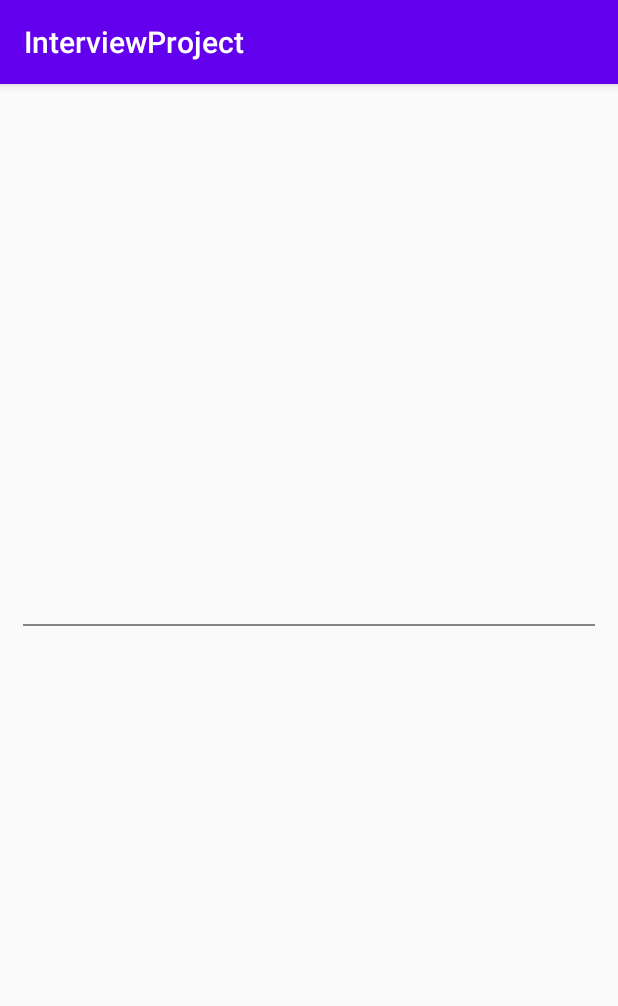
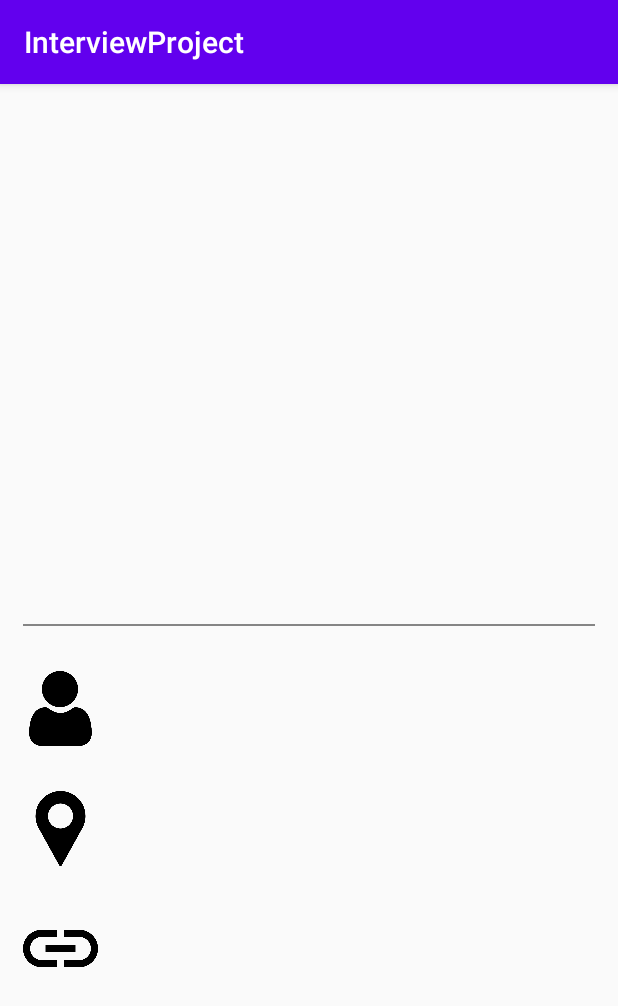
Before and after one commit to MichaelLin-TPE/GitHubGetUserApi, an Android app: the DetailActivity screen opened directly, with no data from a screen before it, on a phone screen of 412 x 824 dp. Shown: the top 1006 px of the screen. Run offline under Robolectric (Android 15) with nearby library versions, the phone set to English and light mode, and no system bars; our stand-ins replace data binding; plain views replace RoundedImageView.

Commit message:
Android InterviewProject Commit : Design DetailActivity UI

```diff
--- a/app/src/main/java/com/interview/interviewproject/detail/DetailViewModel.kt
+++ b/app/src/main/java/com/interview/interviewproject/detail/DetailViewModel.kt
@@ -30,6 +30,9 @@ class DetailViewModel(private val detailRepository: DetailRepository) : ViewMode
             Log.i("Michael","userName : ${users.name}")
             userNameLiveData.value = users.name
             userPhotoLiveData.value = users.avatarUrl
+            if (users.bio != null){
+                userBioLiveData.value = users.bio
+            }
         }
 
         override fun onFail(errorMessage: String) {
--- a/app/src/main/java/com/interview/interviewproject/json_object/Users.kt
+++ b/app/src/main/java/com/interview/interviewproject/json_object/Users.kt
@@ -5,6 +5,9 @@ import java.io.Serializable
 
 class Users : Serializable {
 
+
+    @SerializedName("bio")
+    var bio :String = ""
     @SerializedName("login")
     var login :String = ""
     @SerializedName("id")
--- a/app/src/main/res/layout/activity_detail.xml
+++ b/app/src/main/res/layout/activity_detail.xml
@@ -42,6 +42,7 @@
         <TextView
             android:id="@+id/detail_user_bio"
             android:textSize="@dimen/detail_user_name_size"
+            android:text="@{vm.userBioLiveData}"
             app:layout_constraintTop_toBottomOf="@id/detail_user_name"
             app:layout_constraintLeft_toLeftOf="parent"
             app:layout_constraintRight_toRightOf="parent"
@@ -58,6 +59,75 @@
             android:layout_width="match_parent"
             android:layout_height="1dp"/>
 
+
+        <ImageView
+            android:id="@+id/detail_icon_user"
+            android:contentDescription="@null"
+            app:layout_constraintTop_toBottomOf="@id/detail_line"
+            app:layout_constraintLeft_toLeftOf="@id/detail_line"
+            android:layout_marginTop="30dp"
+            android:src="@drawable/user"
+            android:layout_width="@dimen/icon_size"
+            android:layout_height="@dimen/icon_size"/>
+
+        <ImageView
+            android:id="@+id/detail_icon_location"
+            android:contentDescription="@null"
+            app:layout_constraintTop_toBottomOf="@id/detail_icon_user"
+            app:layout_constraintLeft_toLeftOf="@id/detail_line"
+            android:layout_marginTop="30dp"
+            android:src="@drawable/pin"
+            android:layout_width="@dimen/icon_size"
+            android:layout_height="@dimen/icon_size"/>
+
+
+        <ImageView
+            android:id="@+id/detail_icon_link"
+            android:contentDescription="@null"
+            app:layout_constraintTop_toBottomOf="@id/detail_icon_location"
+            app:layout_constraintLeft_toLeftOf="@id/detail_line"
+            android:layout_marginTop="30dp"
+            android:src="@drawable/link"
+            android:layout_width="@dimen/icon_size"
+            android:layout_height="@dimen/icon_size"/>
+
+
+        <TextView
+            android:id="@+id/detail_text_user"
+            android:textSize="@dimen/normal_text_size"
+            android:textColor="@color/grey"
+            app:layout_constraintTop_toTopOf="@id/detail_icon_user"
+            app:layout_constraintLeft_toRightOf="@id/detail_icon_user"
+            app:layout_constraintBottom_toBottomOf="@id/detail_icon_user"
+            android:layout_marginLeft="20dp"
+            android:layout_marginStart="20dp"
+            android:layout_width="wrap_content"
+            android:layout_height="wrap_content"/>
+
+        <TextView
+            android:id="@+id/detail_text_location"
+            android:textSize="@dimen/normal_text_size"
+            android:textColor="@color/grey"
+            app:layout_constraintTop_toTopOf="@id/detail_icon_location"
+            app:layout_constraintLeft_toRightOf="@id/detail_icon_location"
+            app:layout_constraintBottom_toBottomOf="@id/detail_icon_location"
+            android:layout_marginLeft="20dp"
+            android:layout_marginStart="20dp"
+            android:layout_width="wrap_content"
+            android:layout_height="wrap_content"/>
+
+        <TextView
+            android:id="@+id/detail_text_link"
+            android:textSize="@dimen/normal_text_size"
+            android:textColor="@color/bule"
+            app:layout_constraintTop_toTopOf="@id/detail_icon_link"
+            app:layout_constraintLeft_toRightOf="@id/detail_icon_link"
+            app:layout_constraintBottom_toBottomOf="@id/detail_icon_link"
+            android:layout_marginLeft="20dp"
+            android:layout_marginStart="20dp"
+            android:layout_width="wrap_content"
+            android:layout_height="wrap_content"/>
+
     </androidx.constraintlayout.widget.ConstraintLayout>
 
 </layout>
--- a/app/src/main/res/values/colors.xml
+++ b/app/src/main/res/values/colors.xml
@@ -5,4 +5,5 @@
     <color name="colorAccent">#03DAC5</color>
     <color name="black">#000000</color>
     <color name="grey">#858585</color>
+    <color name="bule">#6376E4</color>
 </resources>
--- a/app/src/main/res/values/dimens.xml
+++ b/app/src/main/res/values/dimens.xml
@@ -4,4 +4,6 @@
     <dimen name="name_size">16sp</dimen>
     <dimen name="detail_user_photo_size">220dp</dimen>
     <dimen name="detail_user_name_size">18sp</dimen>
+    <dimen name="icon_size">50dp</dimen>
+    <dimen name="normal_text_size">15sp</dimen>
 </resources>
```
Also changed, not shown: app/src/main/res/drawable/link.png (added), app/src/main/res/drawable/pin.png (added), app/src/main/res/drawable/user.png (added).
